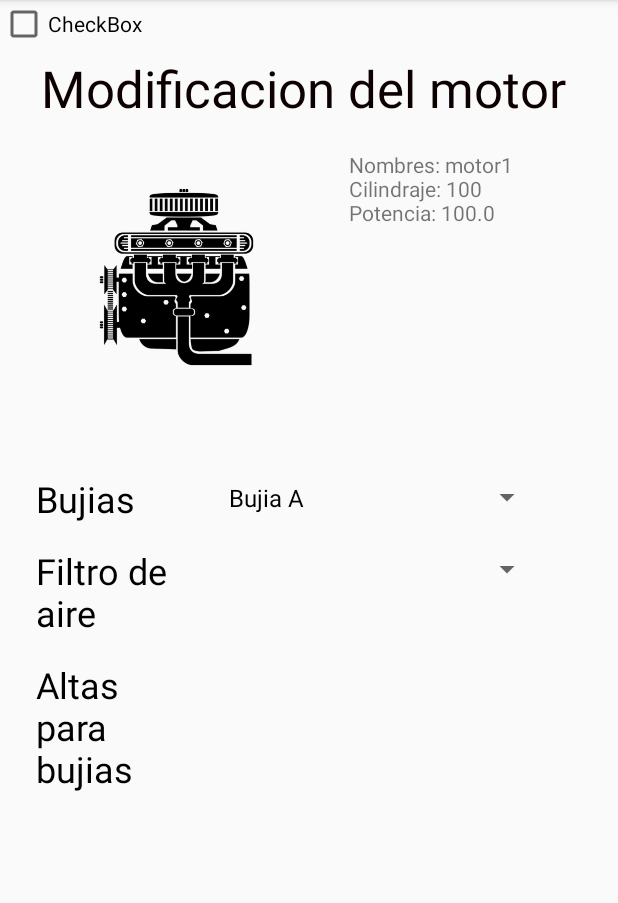
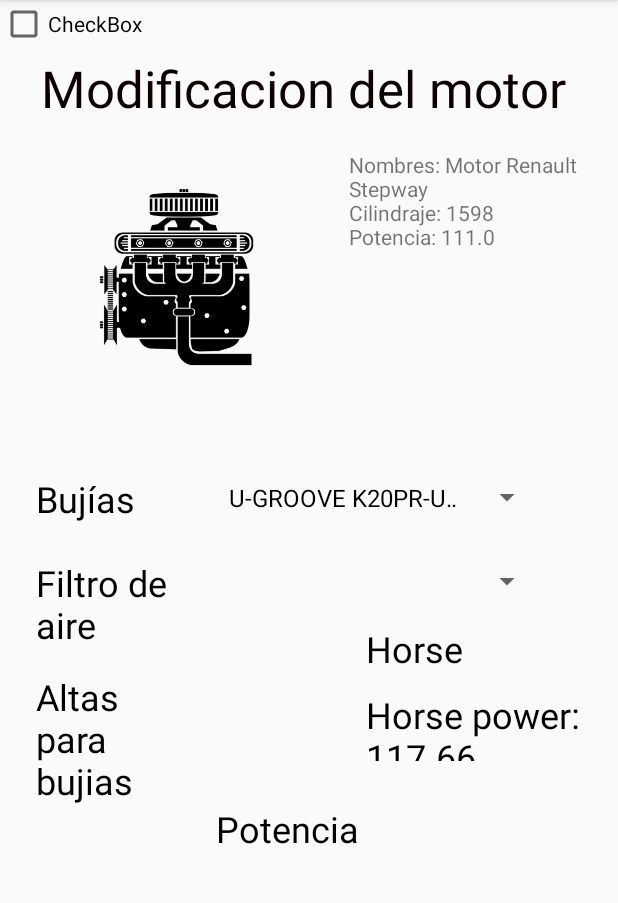
Before and after one commit to cristianpinillostorres/UdeCar, an Android app: the ModificarMotor screen opened directly, with no data from a screen before it, on a phone screen of 412 x 824 dp, the part 84-987 px from its top. Run offline under Robolectric (Android 15) with nearby library versions, the phone set to English and light mode, and no system bars.

Commit message:
//Cálculo de rendimiento (Bujías)

```diff
--- a/app/src/main/java/com/udecar/Motor.java
+++ b/app/src/main/java/com/udecar/Datos/Motor.java
@@ -1,4 +1,4 @@
-package com.udecar;
+package com.udecar.Datos;
 
 public class Motor {
     private int idMotor;
@@ -8,7 +8,7 @@ public class Motor {
     private String tipoBujia;
     private String tipoFiltro;
 
-    public Motor(int idMotor, String nombreMotor, int cilindraje, int potencia) {
+    public Motor(int idMotor, String nombreMotor, int cilindraje, float potencia) {
         this.idMotor = idMotor;
         this.nombreMotor = nombreMotor;
         this.cilindraje = cilindraje;
--- a/app/src/main/java/com/udecar/ModificarMotor.java
+++ b/app/src/main/java/com/udecar/ModificarMotor.java
@@ -6,58 +6,96 @@ import android.os.Bundle;
 import android.view.View;
 import android.widget.AdapterView;
 import android.widget.ArrayAdapter;
+import android.widget.EditText;
 import android.widget.Spinner;
 import android.widget.TextView;
 import android.widget.Toast;
+
+import com.udecar.Datos.Motor;
 
 import java.util.ArrayList;
 
 public class ModificarMotor extends AppCompatActivity {
 
-    Spinner listaBujias;
-    Spinner listaFiltros;
+    private Spinner listaBujias;
+    //private Spinner listaFiltros;
+    private Motor motor1;
+    //Objeto que apunta a la potencia ORIGINAL del motor
+    private TextView rOriginal;
+    //Objeto que apunta a la potencia con las modificacioens hechas
+    private TextView rModificado;
 
     @Override
     protected void onCreate(Bundle savedInstanceState) {
-            super.onCreate(savedInstanceState);
-            setContentView(R.layout.activity_modificar_motor);
 
-            Motor motor1 = new Motor(1,"motor1",100,100);
+        super.onCreate(savedInstanceState);
+        setContentView(R.layout.activity_modificar_motor);
 
-            String informacion = "Nombres: "+motor1.getNombreMotor()+"\n"+"Cilindraje: "+motor1.getCilindraje()+"\n"+"Potencia: "+motor1.getPotencia()+"\n";
-            final TextView labelInfo = findViewById(R.id.infoMotor);
-            labelInfo.setText(informacion);
+        // bajo
+        //inicializar componentes
+        listaBujias = (Spinner) findViewById(R.id.ddl_listaBujias);
 
-            // bajo
-            //inicializar componentes
-            listaBujias = (Spinner) findViewById(R.id.ddl_listaBujias); //
+        // 6% a la potencia
+        //listaFiltros = (Spinner) findViewById(R.id.ddl_listaFiltros);// 6% a la potencia
+        rOriginal = findViewById(R.id.tvRendimientoO);
+        rModificado = findViewById(R.id.tvRendimientoM);
 
-            // 6% a la potencia
-            listaFiltros = (Spinner) findViewById(R.id.ddl_listaFiltros);// 6% a la potencia
+        final TextView labelInfo = findViewById(R.id.infoMotor);
+        motor1 = new Motor(1,"Motor Renault Stepway",1598,111);
 
-            //llenar Spinner
-            LlenarSpiner();
+        String informacion = "Nombres: "+motor1.getNombreMotor()+"\n"+"Cilindraje: "+motor1.getCilindraje()+"\n"+"Potencia: "+motor1.getPotencia()+"\n";
+        rOriginal.setText("Horse power: "+ motor1.getPotencia());
+        labelInfo.setText(informacion);
+
+        //Llenar Spinner
+        LlenarSpiner();
     }
 
     public void LlenarSpiner(){
 
-        PartesMotor parte1 = new PartesMotor(1, 1,"Bujia A");
-        PartesMotor parte2 = new PartesMotor(2, 1,"Bujia B");
-        PartesMotor parte3 = new PartesMotor(2, 2,"Bujia C");
+        PartesMotor parte1 = new PartesMotor(1, 1,"U-GROOVE K20PR-U11");                //Ejemplo, mejora 6%
+        PartesMotor parte2 = new PartesMotor(2, 1,"PLATINUM TT PK20TT");                //Mejora 4%
+        PartesMotor parte3 = new PartesMotor(3, 1,"DOUBLE PLATINUM PK20PR11");          //Mejora 5.5%
+        PartesMotor parte4 = new PartesMotor(4, 1,"IRIDIUM LONG LIFE SK20PR-L11");      //Mejora 2.3%
+        PartesMotor parte5 = new PartesMotor(5, 1,"IRIDIUM POWER IK20");                //Mejora 4.5%
         //Creacion del arrayList de tipo "PartesMotor"
-        ArrayList<String> partes = new ArrayList<>();
+        ArrayList<String> bujias = new ArrayList<>();
         //llenado del arrayList
-        partes.add(parte1.getNombreParte());
-        partes.add(parte2.getNombreParte());
-        partes.add(parte3.getNombreParte());
+        bujias.add(parte1.getNombreParte());
+        bujias.add(parte2.getNombreParte());
+        bujias.add(parte3.getNombreParte());
+        bujias.add(parte4.getNombreParte());
+        bujias.add(parte5.getNombreParte());
+
+
         //adaptador de tipo arrayList para el spinner
-        ArrayAdapter<String> adaptador = new ArrayAdapter<>(this, R.layout.support_simple_spinner_dropdown_item, partes);
+        ArrayAdapter<String> adaptador = new ArrayAdapter<>(this, R.layout.support_simple_spinner_dropdown_item, bujias);
         listaBujias.setAdapter(adaptador);
 
         listaBujias.setOnItemSelectedListener(new AdapterView.OnItemSelectedListener() {
             @Override
             public void onItemSelected(AdapterView<?> parent, View view, int position, long id) {
                 Toast.makeText(getApplicationContext(),"selecciono: "+parent.getItemAtPosition(position).toString() ,Toast.LENGTH_SHORT).show();
+                switch(listaBujias.getSelectedItem().toString()){
+                    case "U-GROOVE K20PR-U11":
+                        motor1.setPotencia((float) (motor1.getPotencia()+( motor1.getPotencia()*0.06)));
+                        break;
+                    case "PLATINUM TT PK20TT":
+                        motor1.setPotencia((float) (motor1.getPotencia()+( motor1.getPotencia()*0.04)));
+                        break;
+                    case "DOUBLE PLATINUM PK20PR11":
+                        motor1.setPotencia((float) (motor1.getPotencia()+( motor1.getPotencia()*0.055)));
+                        break;
+                    case "IRIDIUM LONG LIFE SK20PR-L11":
+                        motor1.setPotencia((float) (motor1.getPotencia()+( motor1.getPotencia()*0.023)));
+                        break;
+                    case "IRIDIUM POWER IK20":
+                        motor1.setPotencia((float) (motor1.getPotencia()+( motor1.getPotencia()*0.045)));
+                        break;
+                    default:
+                        break;
+                }
+                rModificado.setText("Horse power: "+motor1.getPotencia());
             }
 
             @Override
--- a/app/src/main/java/com/udecar/PartesMotor.java
+++ b/app/src/main/java/com/udecar/PartesMotor.java
@@ -1,6 +1,7 @@
 package com.udecar;
 
 public class PartesMotor {
+
     private int idParte;
     private int categoria;
     private String nombreParte;
--- a/app/src/main/res/layout/activity_modificar_motor.xml
+++ b/app/src/main/res/layout/activity_modificar_motor.xml
@@ -6,25 +6,48 @@
     android:layout_height="match_parent"
     tools:context=".ModificarMotor">
 
+
     <TextView
         android:id="@+id/label1"
         android:layout_width="100dp"
         android:layout_height="wrap_content"
         android:layout_marginStart="24dp"
         android:layout_marginTop="316dp"
-        android:text="Bujias"
+        android:text="Bujías"
         android:textColor="@android:color/background_dark"
         android:textSize="24sp"
         app:layout_constraintStart_toStartOf="parent"
         app:layout_constraintTop_toTopOf="parent" />
 
     <TextView
-        android:id="@+id/label"
+        android:id="@+id/label4"
         android:layout_width="100dp"
         android:layout_height="wrap_content"
-        android:layout_marginStart="24dp"
-        android:layout_marginTop="364dp"
-        android:text="Filtro de aire"
+        android:layout_marginStart="144dp"
+        android:layout_marginTop="536dp"
+        android:text="Potencia"
+        android:textColor="@android:color/background_dark"
+        android:textSize="24sp"
+        app:layout_constraintStart_toStartOf="parent"
+        app:layout_constraintTop_toTopOf="parent" />
+
+    <TextView
+        android:id="@+id/tvRendimientoM"
+        android:layout_width="144dp"
+        android:layout_height="47dp"
+        android:layout_marginStart="244dp"
+        android:layout_marginTop="460dp"
+        android:textColor="@android:color/background_dark"
+        android:textSize="24sp"
+        app:layout_constraintStart_toStartOf="parent"
+        app:layout_constraintTop_toTopOf="parent" />
+
+    <TextView
+        android:id="@+id/tvRendimientoO"
+        android:layout_width="142dp"
+        android:layout_height="35dp"
+        android:layout_marginStart="244dp"
+        android:layout_marginTop="416dp"
         android:textColor="@android:color/background_dark"
         android:textSize="24sp"
         app:layout_constraintStart_toStartOf="parent"
@@ -35,8 +58,40 @@
         android:layout_width="100dp"
         android:layout_height="wrap_content"
         android:layout_marginStart="24dp"
-        android:layout_marginTop="440dp"
+        android:layout_marginTop="448dp"
         android:text="Altas para bujias"
+        android:textColor="@android:color/background_dark"
+        android:textSize="24sp"
+        app:layout_constraintStart_toStartOf="parent"
+        app:layout_constraintTop_toTopOf="parent" />
+
+    <Spinner
+        android:id="@+id/ddl_listaFiltros"
+        android:layout_width="217dp"
+        android:layout_height="31dp"
+        android:layout_marginTop="372dp"
+        android:prompt="@string/seleccionBujia"
+        android:spinnerMode="dialog"
+        app:layout_constraintEnd_toEndOf="parent"
+        app:layout_constraintHorizontal_bias="0.742"
+        app:layout_constraintStart_toStartOf="parent"
+        app:layout_constraintTop_toTopOf="parent" />
+
+    <CheckBox
+        android:id="@+id/checkBox"
+        android:layout_width="wrap_content"
+        android:layout_height="wrap_content"
+        android:text="CheckBox"
+        tools:layout_editor_absoluteX="146dp"
+        tools:layout_editor_absoluteY="445dp" />
+
+    <TextView
+        android:id="@+id/label"
+        android:layout_width="100dp"
+        android:layout_height="wrap_content"
+        android:layout_marginStart="24dp"
+        android:layout_marginTop="372dp"
+        android:text="Filtro de aire"
         android:textColor="@android:color/background_dark"
         android:textSize="24sp"
         app:layout_constraintStart_toStartOf="parent"
@@ -77,33 +132,12 @@
         app:layout_constraintStart_toStartOf="parent"
         app:layout_constraintTop_toTopOf="parent" />
 
-    <Spinner
-        android:id="@+id/ddl_listaFiltros"
-        android:layout_width="217dp"
-        android:layout_height="31dp"
-        android:layout_marginTop="364dp"
-        android:prompt="@string/seleccionBujia"
-        android:spinnerMode="dialog"
-        app:layout_constraintEnd_toEndOf="parent"
-        app:layout_constraintHorizontal_bias="0.742"
-        app:layout_constraintStart_toStartOf="parent"
-        app:layout_constraintTop_toTopOf="parent" />
-
-    <CheckBox
-        android:id="@+id/checkBox"
-        android:layout_width="wrap_content"
-        android:layout_height="wrap_content"
-        android:text="CheckBox"
-        tools:layout_editor_absoluteX="146dp"
-        tools:layout_editor_absoluteY="434dp" />
-
     <TextView
         android:id="@+id/infoMotor"
         android:layout_width="155dp"
-        android:layout_height="133dp"
+        android:layout_height="171dp"
         android:layout_marginTop="100dp"
         android:layout_marginEnd="24dp"
         app:layout_constraintEnd_toEndOf="parent"
         app:layout_constraintTop_toTopOf="parent" />
-
 </androidx.constraintlayout.widget.ConstraintLayout>
```
